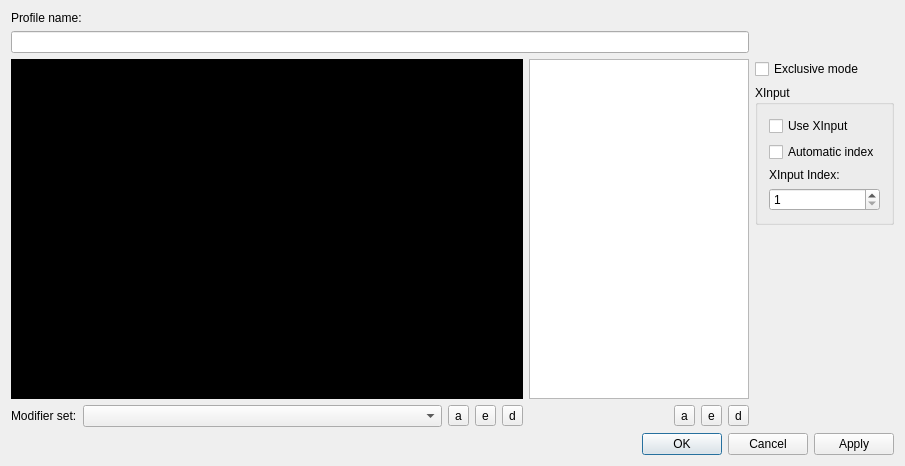
Qt form ds4wizard-cpp/ProfileEditorDialog.ui (michael-fadely/ds4wizard) before a commit.
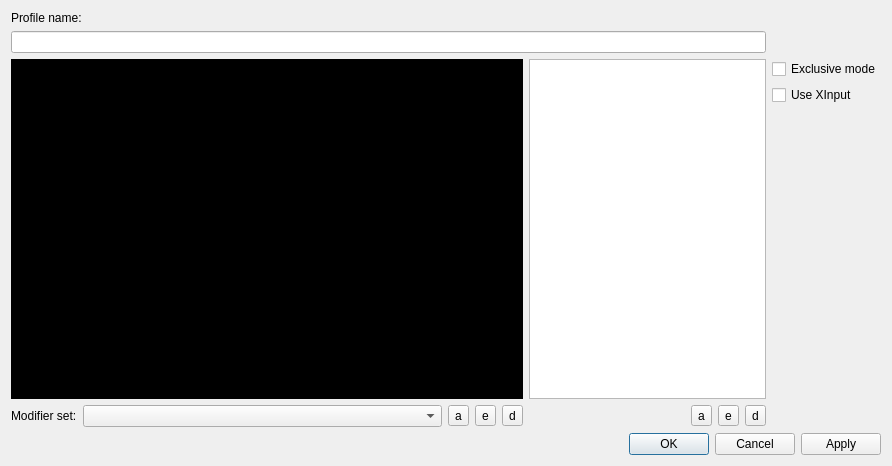
The same form after that commit. Icons and pictures are not drawn.

Commit message: remove old xinput stuff from profile editor dialog, display profile name at least

```diff
--- a/ds4wizard-cpp/ProfileEditorDialog.ui
+++ b/ds4wizard-cpp/ProfileEditorDialog.ui
@@ -152,46 +152,10 @@
       </widget>
      </item>
      <item>
-      <widget class="QGroupBox" name="groupBox">
-       <property name="title">
-        <string>XInput</string>
+      <widget class="QCheckBox" name="checkBox_2">
+       <property name="text">
+        <string>Use XInput</string>
        </property>
-       <layout class="QVBoxLayout" name="verticalLayout_2">
-        <item>
-         <widget class="QCheckBox" name="checkBox_2">
-          <property name="text">
-           <string>Use XInput</string>
-          </property>
-         </widget>
-        </item>
-        <item>
-         <widget class="QCheckBox" name="checkBox_3">
-          <property name="text">
-           <string>Automatic index</string>
-          </property>
-         </widget>
-        </item>
-        <item>
-         <widget class="QLabel" name="label_3">
-          <property name="text">
-           <string>XInput Index:</string>
-          </property>
-         </widget>
-        </item>
-        <item>
-         <widget class="QSpinBox" name="spinXInputIndex">
-          <property name="minimum">
-           <number>1</number>
-          </property>
-          <property name="maximum">
-           <number>4</number>
-          </property>
-          <property name="value">
-           <number>1</number>
-          </property>
-         </widget>
-        </item>
-       </layout>
       </widget>
      </item>
      <item>
```
Left out of the diff: 2 changed lines with no effect on the pictures. The commit also changes 3 other files.
